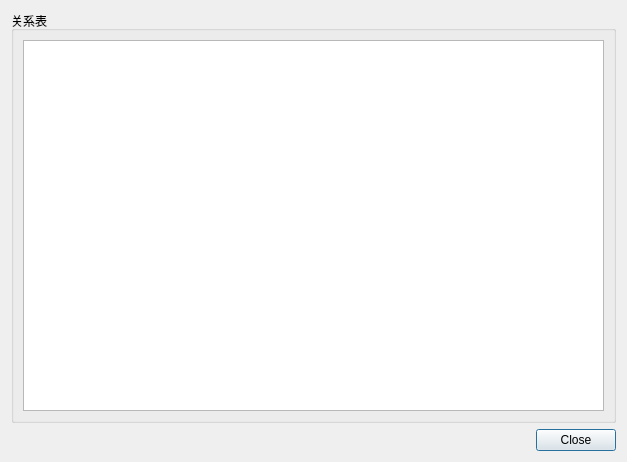
DrillUp/DrillGIFActionSequenceEditor, file DrillGIFActionSequenceEditor/Source/ActionSeqModule/stateNodePart/RelationTable/W_StateNodeRelationTable.ui: the form before one commit.
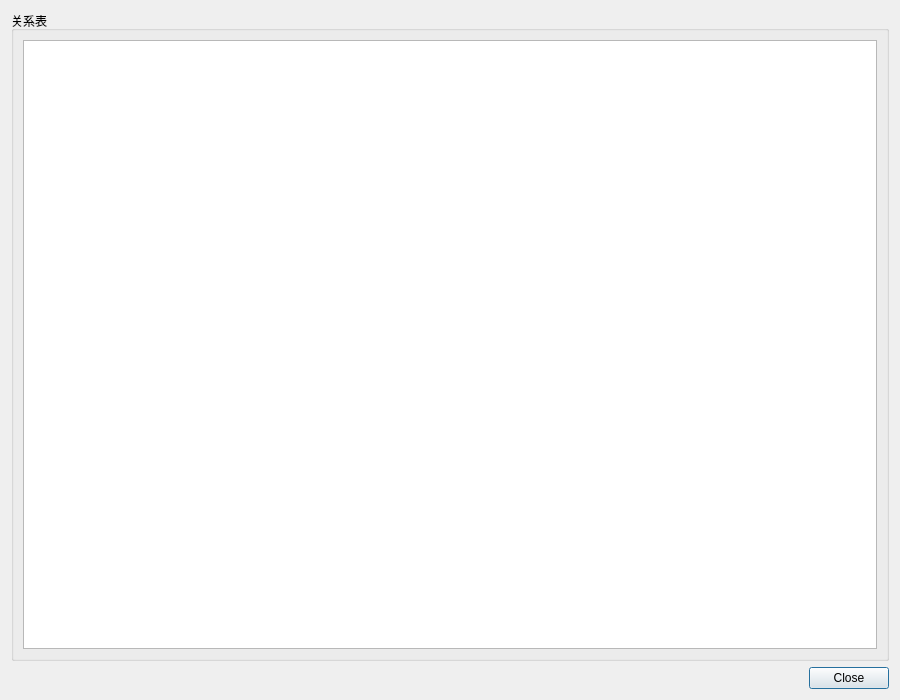
The form after the commit.

The edit to the form file:
```diff
--- a/DrillGIFActionSequenceEditor/Source/ActionSeqModule/stateNodePart/RelationTable/W_StateNodeRelationTable.ui
+++ b/DrillGIFActionSequenceEditor/Source/ActionSeqModule/stateNodePart/RelationTable/W_StateNodeRelationTable.ui
@@ -6,8 +6,8 @@
    <rect>
     <x>0</x>
     <y>0</y>
-    <width>627</width>
-    <height>462</height>
+    <width>900</width>
+    <height>700</height>
    </rect>
   </property>
   <property name="windowTitle">
```
